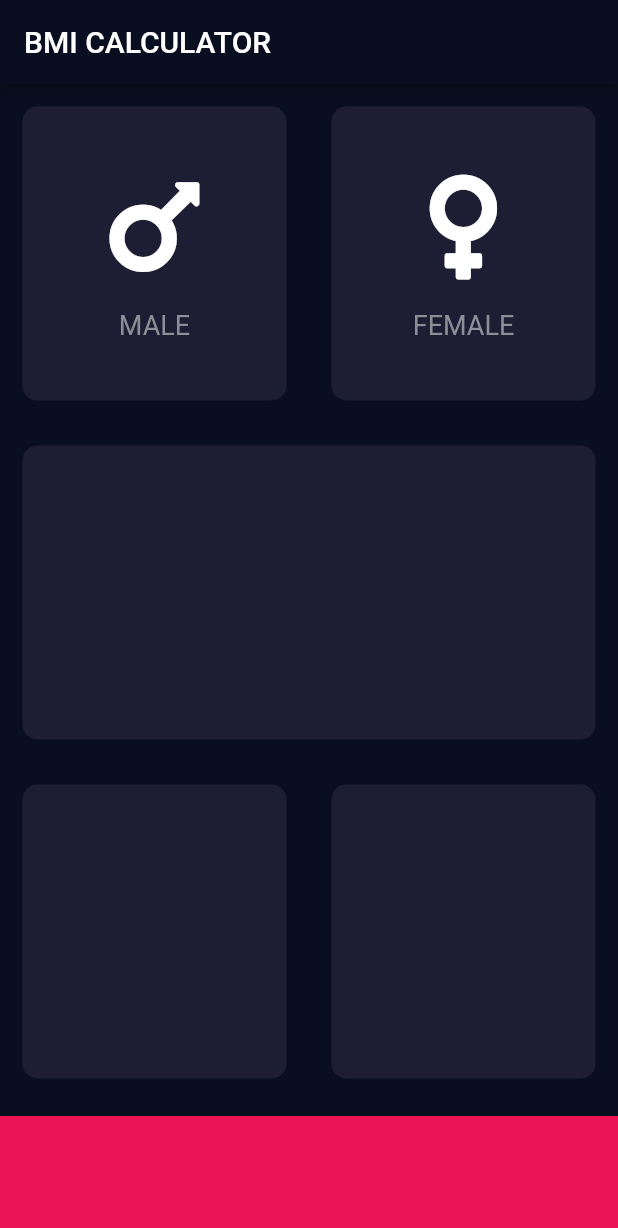
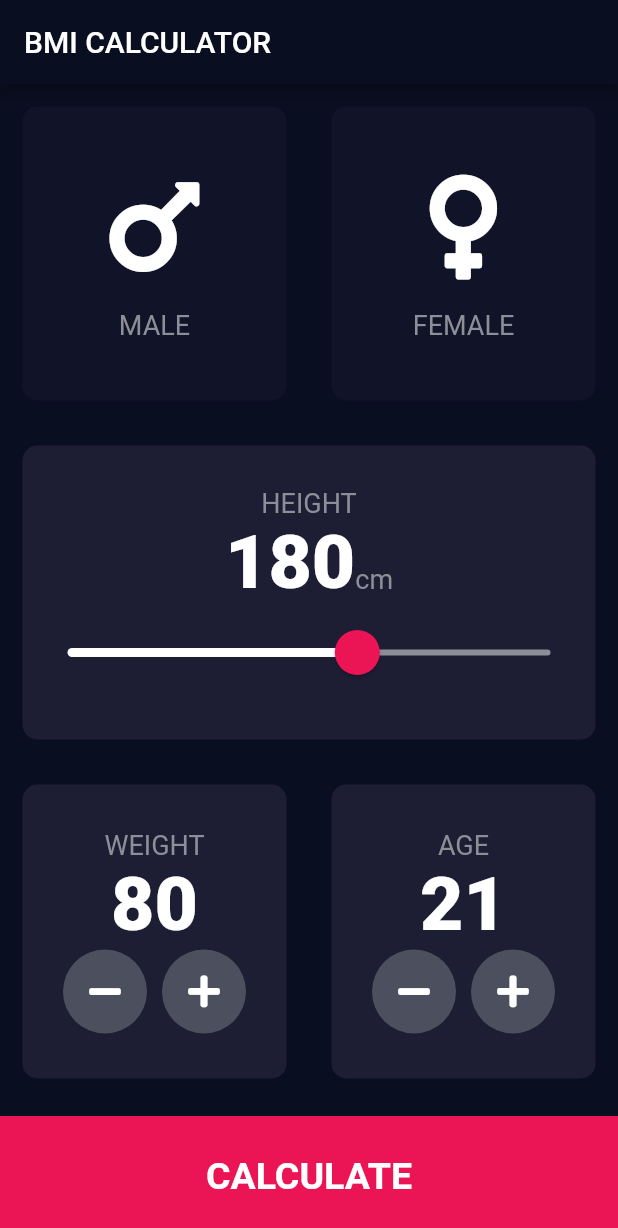
Before and after one commit to HenNacis/flutter-bmi-calculator, a Flutter app: the screen it shows after launch, on a phone screen of 412 x 824 dp. Shown: the top 1228 px of the screen. Run offline on Flutter 3.47's test engine with Material 2 defaults, Android fonts, the phone set to English and light mode, and no system bars; our stand-ins replace font_awesome_flutter.

Commit message:
complete and refactor

```diff
--- /dev/null
+++ b/lib/calculator_brain.dart
@@ -0,0 +1,35 @@
+import 'dart:math';
+
+class CalculatorBrain {
+  CalculatorBrain({this.height, this.weight});
+
+  final int height;
+  final int weight;
+
+  double _bmi;
+
+  String calculateBMI() {
+    _bmi = weight / pow(height / 100, 2);
+    return _bmi.toStringAsFixed(1);
+  }
+
+  String getResult() {
+    if (_bmi >= 25) {
+      return 'Overweight';
+    } else if (_bmi > 18.5) {
+      return 'Normal';
+    } else {
+      return 'Underweight';
+    }
+  }
+
+  String getInterpretation() {
+    if (_bmi >= 25) {
+      return 'You have a higher than normal body weight. Try to exercise more.';
+    } else if (_bmi > 18.5) {
+      return 'You have a normal body weight. Good job!';
+    } else {
+      return 'You have a lower than normal body weight. You can eat a bit more.';
+    }
+  }
+}
--- /dev/null
+++ b/lib/components/bottom_button.dart
@@ -0,0 +1,27 @@
+import 'package:flutter/material.dart';
+import 'package:bmi_calculator/constants.dart';
+
+class BottomButton extends StatelessWidget {
+  BottomButton({@required this.onTap, @required this.buttonTitle});
+
+  final Function onTap;
+  final String buttonTitle;
+
+  @override
+  Widget build(BuildContext context) {
+    return GestureDetector(
+      onTap: onTap,
+      child: Container(
+        child: Center(
+            child: Text(
+          buttonTitle,
+          style: kLargeButtonTextStyle,
+        )),
+        color: kBottomContainerColor,
+        margin: EdgeInsets.only(top: 10.0),
+        width: double.infinity,
+        height: kBottomContainerHeight,
+      ),
+    );
+  }
+}
--- a/lib/icon_content.dart
+++ b/lib/components/icon_content.dart
@@ -1,9 +1,5 @@
 import 'package:flutter/material.dart';
-
-const labelTextStyle = TextStyle(
-  fontSize: 18.0,
-  color: Color(0xFF8D8E98),
-);
+import '../constants.dart';
 
 class IconContent extends StatelessWidget {
   IconContent({this.icon, this.label});
@@ -24,7 +20,7 @@ class IconContent extends StatelessWidget {
         ),
         Text(
           label,
-          style: labelTextStyle,
+          style: kLabelTextStyle,
         )
       ],
     );
--- /dev/null
+++ b/lib/components/reusable_card.dart
@@ -0,0 +1,25 @@
+import 'package:flutter/material.dart';
+
+class ReusableCard extends StatelessWidget {
+  ReusableCard({@required this.color, this.cardChild, this.onPress});
+  final Color color;
+  final Widget cardChild;
+  final Function onPress;
+
+  @override
+  Widget build(BuildContext context) {
+    return GestureDetector(
+      onTap: () {
+        onPress();
+      },
+      child: Container(
+        child: cardChild,
+        margin: EdgeInsets.all(15.0),
+        decoration: BoxDecoration(
+          color: color,
+          borderRadius: BorderRadius.circular(10.0),
+        ),
+      ),
+    );
+  }
+}
--- /dev/null
+++ b/lib/components/round_icon_button.dart
@@ -0,0 +1,26 @@
+import 'package:flutter/material.dart';
+import 'package:bmi_calculator/constants.dart';
+
+class RoundIconButton extends StatelessWidget {
+  RoundIconButton({@required this.icon, @required this.onPressed});
+
+  final IconData icon;
+  final Function onPressed;
+
+  @override
+  Widget build(BuildContext context) {
+    return RawMaterialButton(
+      elevation: 0.0,
+      child: Icon(icon),
+      onPressed: () {
+        onPressed();
+      },
+      constraints: BoxConstraints.tightFor(
+        width: 56.0,
+        height: 56.0,
+      ),
+      shape: CircleBorder(),
+      fillColor: Color(0xFF4C4F5E),
+    );
+  }
+}
--- /dev/null
+++ b/lib/constants.dart
@@ -0,0 +1,41 @@
+import 'package:flutter/material.dart';
+
+const kBottomContainerHeight = 80.0;
+const kBottomContainerColor = Color(0xFFEB1555);
+const kActiveCardColor = Color(0xFF1D1E33);
+const kInactiveCardColor = Color(0xFF111328);
+
+const kLabelTextStyle = TextStyle(
+  fontSize: 18.0,
+  color: Color(0xFF8D8E98),
+);
+
+const kNumberTextStyle = TextStyle(
+  fontSize: 50.0,
+  fontWeight: FontWeight.w900,
+);
+
+const kLargeButtonTextStyle = TextStyle(
+  fontSize: 25.0,
+  fontWeight: FontWeight.bold,
+);
+
+const kTitleTextStyle = TextStyle(
+  fontSize: 50.0,
+  fontWeight: FontWeight.bold,
+);
+
+const kResultTextStyle = TextStyle(
+  color: Color(0xFF24D876),
+  fontSize: 22.0,
+  fontWeight: FontWeight.bold,
+);
+
+const kBMITextStyle = TextStyle(
+  fontSize: 100.0,
+  fontWeight: FontWeight.bold,
+);
+
+const kBodyTextStyle = TextStyle(
+  fontSize: 22.0,
+);
--- a/lib/input_page.dart
+++ /dev/null
@@ -1,79 +0,0 @@
-import 'package:flutter/material.dart';
-import 'package:font_awesome_flutter/font_awesome_flutter.dart';
-import 'icon_content.dart';
-import 'reusable_card.dart';
-
-const BOTTOM_CONTAINER_HEIGHT = 80.0;
-const BOTTOM_CONTAINER_COLOR = Color(0xFFEB1555);
-const ACTIVE_CARD_COLOR = Color(0xFF1D1E33);
-
-class InputPage extends StatefulWidget {
-  @override
-  _InputPageState createState() => _InputPageState();
-}
-
-class _InputPageState extends State<InputPage> {
-  @override
-  Widget build(BuildContext context) {
-    return Scaffold(
-      appBar: AppBar(
-        title: Text('BMI CALCULATOR'),
-      ),
-      body: Column(
-        children: <Widget>[
-          Expanded(
-            child: Row(
-              children: <Widget>[
-                Expanded(
-                  child: ReusableCard(
-                    color: ACTIVE_CARD_COLOR,
-                    cardChild: IconContent(
-                      icon: FontAwesomeIcons.mars,
-                      label: 'MALE',
-                    ),
-                  ),
-                ),
-                Expanded(
-                  child: ReusableCard(
-                    color: ACTIVE_CARD_COLOR,
-                    cardChild: IconContent(
-                      icon: FontAwesomeIcons.venus,
-                      label: 'FEMALE',
-                    ),
-                  ),
-                )
-              ],
-            ),
-          ),
-          Expanded(
-            child: ReusableCard(
-              color: ACTIVE_CARD_COLOR,
-            ),
-          ),
-          Expanded(
-            child: Row(
-              children: <Widget>[
-                Expanded(
-                  child: ReusableCard(
-                    color: ACTIVE_CARD_COLOR,
-                  ),
-                ),
-                Expanded(
-                  child: ReusableCard(
-                    color: ACTIVE_CARD_COLOR,
-                  ),
-                )
-              ],
-            ),
-          ),
-          Container(
-            color: BOTTOM_CONTAINER_COLOR,
-            margin: EdgeInsets.only(top: 10.0),
-            width: double.infinity,
-            height: BOTTOM_CONTAINER_HEIGHT,
-          )
-        ],
-      ),
-    );
-  }
-}
--- a/lib/main.dart
+++ b/lib/main.dart
@@ -1,5 +1,6 @@
 import 'package:flutter/material.dart';
-import 'input_page.dart';
+import 'screens/input_page.dart';
+import 'screens/results_page.dart';
 
 void main() => runApp(BMICalculator());
 
@@ -10,7 +11,12 @@ class BMICalculator extends StatelessWidget {
       theme: ThemeData.dark().copyWith(
           primaryColor: Color(0xFF0A0E21),
           scaffoldBackgroundColor: Color(0xFF0A0E21)),
-      home: InputPage(),
+//      home: InputPage(),
+      initialRoute: "/",
+      routes: {
+        '/': (context) => InputPage(),
+        '/results': (context) => ResultsPage(),
+      },
     );
   }
 }
--- a/lib/reusable_card.dart
+++ /dev/null
@@ -1,19 +0,0 @@
-import 'package:flutter/material.dart';
-
-class ReusableCard extends StatelessWidget {
-  ReusableCard({@required this.color, this.cardChild});
-  final Color color;
-  final Widget cardChild;
-
-  @override
-  Widget build(BuildContext context) {
-    return Container(
-      child: cardChild,
-      margin: EdgeInsets.all(15.0),
-      decoration: BoxDecoration(
-        color: color,
-        borderRadius: BorderRadius.circular(10.0),
-      ),
-    );
-  }
-}
--- /dev/null
+++ b/lib/screens/input_page.dart
@@ -0,0 +1,232 @@
+import 'package:flutter/material.dart';
+import 'package:font_awesome_flutter/font_awesome_flutter.dart';
+import '../components/icon_content.dart';
+import '../components/reusable_card.dart';
+import '../constants.dart';
+import '../screens/results_page.dart';
+import '../components/bottom_button.dart';
+import '../components/round_icon_button.dart';
+import 'package:bmi_calculator/calculator_brain.dart';
+
+enum Gender { male, female }
+
+class InputPage extends StatefulWidget {
+  @override
+  _InputPageState createState() => _InputPageState();
+}
+
+class _InputPageState extends State<InputPage> {
+  Gender selectedGender;
+  int height = 180;
+  int weight = 80;
+  int age = 21;
+
+  @override
+  Widget build(BuildContext context) {
+    return Scaffold(
+      appBar: AppBar(
+        title: Text('BMI CALCULATOR'),
+      ),
+      body: Column(
+        crossAxisAlignment: CrossAxisAlignment.stretch,
+        children: <Widget>[
+          Expanded(
+            child: Row(
+              children: <Widget>[
+                Expanded(
+                  child: ReusableCard(
+                    onPress: () {
+                      setState(() {
+                        selectedGender = Gender.male;
+                      });
+                    },
+                    color: selectedGender == Gender.male
+                        ? kActiveCardColor
+                        : kInactiveCardColor,
+                    cardChild: IconContent(
+                      icon: FontAwesomeIcons.mars,
+                      label: 'MALE',
+                    ),
+                  ),
+                ),
+                Expanded(
+                  child: ReusableCard(
+                    onPress: () {
+                      setState(() {
+                        selectedGender = Gender.female;
+                      });
+                    },
+                    color: selectedGender == Gender.female
+                        ? kActiveCardColor
+                        : kInactiveCardColor,
+                    cardChild: IconContent(
+                      icon: FontAwesomeIcons.venus,
+                      label: 'FEMALE',
+                    ),
+                  ),
+                )
+              ],
+            ),
+          ),
+          Expanded(
+            child: ReusableCard(
+              color: kActiveCardColor,
+              cardChild: Column(
+                mainAxisAlignment: MainAxisAlignment.center,
+                children: <Widget>[
+                  Text(
+                    'HEIGHT',
+                    style: kLabelTextStyle,
+                  ),
+                  Row(
+                    mainAxisAlignment: MainAxisAlignment.center,
+                    crossAxisAlignment: CrossAxisAlignment.baseline,
+                    textBaseline: TextBaseline.alphabetic,
+                    children: <Widget>[
+                      Text(
+                        height.toString(),
+                        style: kNumberTextStyle,
+                      ),
+                      Text(
+                        'cm',
+                        style: kLabelTextStyle,
+                      )
+                    ],
+                  ),
+                  SliderTheme(
+                    data: SliderTheme.of(context).copyWith(
+                      inactiveTrackColor: Color(0xFF8D8E98),
+                      activeTrackColor: Colors.white,
+                      thumbColor: Color(0xFFEB1555),
+                      overlayColor: Color(0x29EB1555),
+                      thumbShape:
+                          RoundSliderThumbShape(enabledThumbRadius: 15.0),
+                      overlayShape:
+                          RoundSliderOverlayShape(overlayRadius: 30.0),
+                    ),
+                    child: Slider(
+                      value: height.toDouble(),
+                      min: 120.0,
+                      max: 220.0,
+                      onChanged: (double newValue) {
+                        setState(() {
+                          height = newValue.round();
+                        });
+                      },
+                    ),
+                  )
+                ],
+              ),
+            ),
+          ),
+          Expanded(
+            child: Row(
+              children: <Widget>[
+                Expanded(
+                  child: ReusableCard(
+                    color: kActiveCardColor,
+                    cardChild: Column(
+                      mainAxisAlignment: MainAxisAlignment.center,
+                      children: <Widget>[
+                        Text(
+                          'WEIGHT',
+                          style: kLabelTextStyle,
+                        ),
+                        Text(
+                          weight.toString(),
+                          style: kNumberTextStyle,
+                        ),
+                        Row(
+                          mainAxisAlignment: MainAxisAlignment.center,
+                          children: <Widget>[
+                            RoundIconButton(
+                              icon: FontAwesomeIcons.minus,
+                              onPressed: () {
+                                setState(() {
+                                  weight--;
+                                });
+                              },
+                            ),
+                            SizedBox(
+                              width: 10.0,
+                            ),
+                            RoundIconButton(
+                              icon: FontAwesomeIcons.plus,
+                              onPressed: () {
+                                setState(() {
+                                  weight++;
+                                });
+                              },
+                            ),
+                          ],
+                        ),
+                      ],
+                    ),
+                  ),
+                ),
+                Expanded(
+                  child: ReusableCard(
+                    color: kActiveCardColor,
+                    cardChild: Column(
+                      mainAxisAlignment: MainAxisAlignment.center,
+                      children: <Widget>[
+                        Text(
+                          'AGE',
+                          style: kLabelTextStyle,
+                        ),
+                        Text(
+                          age.toString(),
+                          style: kNumberTextStyle,
+                        ),
+                        Row(
+                          mainAxisAlignment: MainAxisAlignment.center,
+                          children: <Widget>[
+                            RoundIconButton(
+                              icon: FontAwesomeIcons.minus,
+                              onPressed: () {
+                                setState(() {
+                                  age--;
+                                });
+                              },
+                            ),
+                            SizedBox(
+                              width: 10.0,
+                            ),
+                            RoundIconButton(
+                              icon: FontAwesomeIcons.plus,
+                              onPressed: () {
+                                setState(() {
+                                  age++;
+                                });
+                              },
+                            ),
+                          ],
+                        ),
+                      ],
+                    ),
+                  ),
+                )
+              ],
+            ),
+          ),
+          BottomButton(
+            buttonTitle: 'CALCULATE',
+            onTap: () {
+              CalculatorBrain calc =
+                  CalculatorBrain(height: height, weight: weight);
+              Navigator.pushNamed(context, '/results',
+                  arguments: ResultsPage(
+                    bmiResult: calc.calculateBMI(),
+                    resultText: calc.getResult(),
+                    interpretation: calc.getInterpretation(),
+                  ));
+
+              //without named routes...
+              //Navigator.push(context, MaterialPageRoute(builder: (context) => ResultsPage(bmiResult.calculateBMI(), resultText.calc.getResult(), interpretation: calc.getInterpretation(),)));
+            },
+          )
+        ],
+      ),
+    );
+  }
+}
```
Also changed, not shown: lib/screens/results_page.dart (added, +73 -0 lines).
